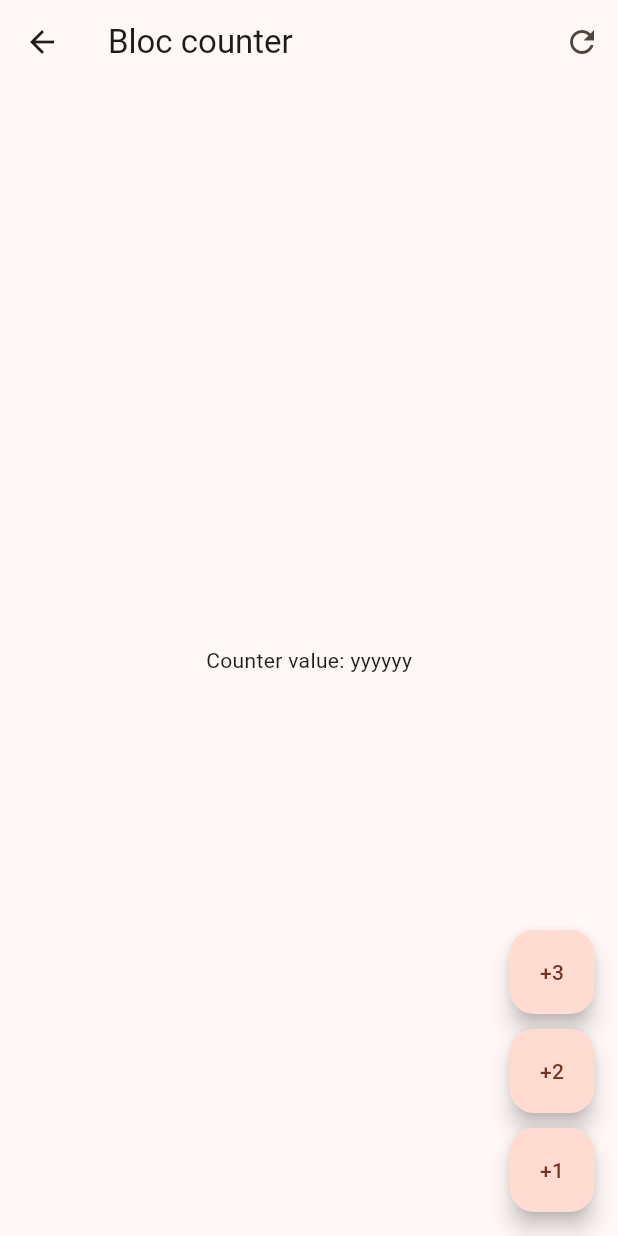
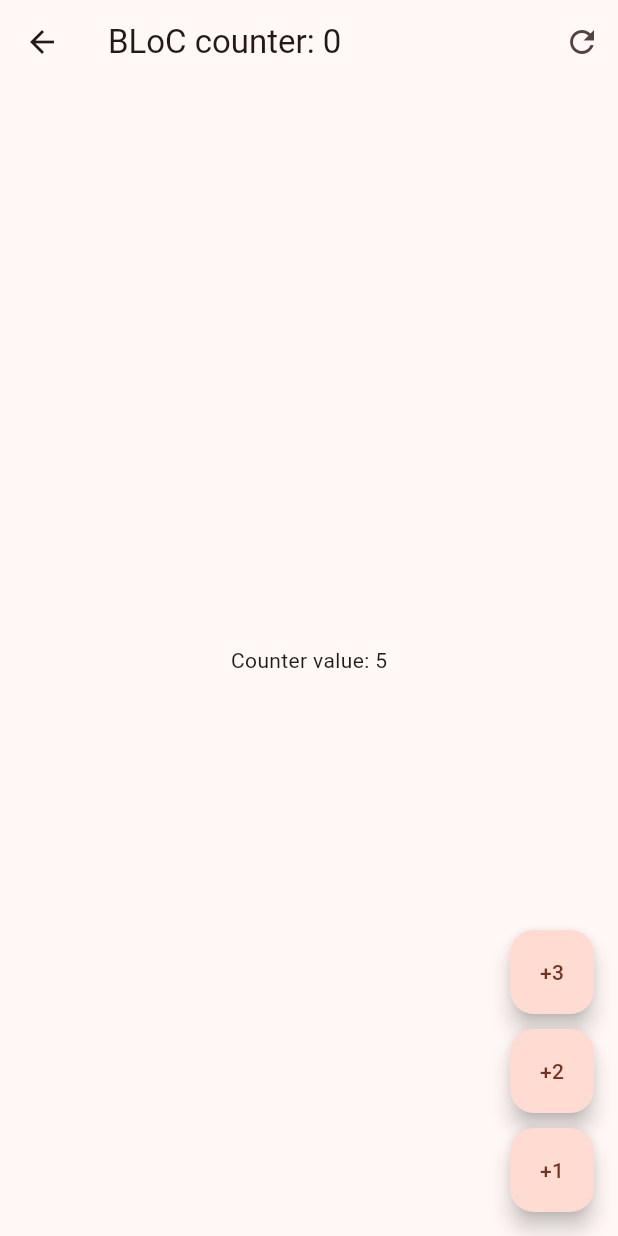
Before and after one commit to imdidier/forms_app, a Flutter app: the screen it shows after launch, after a tap on "Bloc", on a phone screen of 412 x 824 dp. Run offline on Flutter 3.47's test engine with Material 2 defaults, Android fonts, the phone set to English and light mode, and no system bars; our stand-ins replace equatable, flutter_bloc, go_router.

Commit message:
Conociendo BLoC con contador

```diff
--- /dev/null
+++ b/lib/ui/blocs/counter_bloc/counter_bloc_bloc.dart
@@ -0,0 +1,29 @@
+import 'package:equatable/equatable.dart';
+import 'package:flutter_bloc/flutter_bloc.dart';
+
+part 'counter_bloc_event.dart';
+part 'counter_bloc_state.dart';
+
+class CounterBloc extends Bloc<CounterEvent, CounterState> {
+  CounterBloc() : super(const CounterState()) {
+    on<CounterIncreased>(_onCounterIncreased);
+    on<CounterReset>(_onCounterResed);
+  }
+
+  void _onCounterIncreased(CounterIncreased event, Emitter<CounterState> emit) {
+    emit(
+      state.copyWith(
+        counter: state.counter + event.value,
+        transactionCount: state.transactionCount + 1,
+      ),
+    );
+  }
+
+  void _onCounterResed(CounterReset event, Emitter<CounterState> emit) {
+    emit(
+      state.copyWith(
+        counter: 0,
+      ),
+    );
+  }
+}
--- /dev/null
+++ b/lib/ui/blocs/counter_bloc/counter_bloc_event.dart
@@ -0,0 +1,14 @@
+part of 'counter_bloc_bloc.dart';
+
+abstract class CounterEvent {
+  const CounterEvent();
+}
+
+class CounterIncreased extends CounterEvent {
+  final int value;
+  const CounterIncreased(this.value);
+}
+
+class CounterReset extends CounterEvent {
+  const CounterReset();
+}
--- /dev/null
+++ b/lib/ui/blocs/counter_bloc/counter_bloc_state.dart
@@ -0,0 +1,19 @@
+part of 'counter_bloc_bloc.dart';
+
+class CounterState extends Equatable {
+  final int counter;
+  final int transactionCount;
+  const CounterState({this.counter = 5, this.transactionCount = 0});
+
+  CounterState copyWith({
+    int? counter,
+    int? transactionCount,
+  }) =>
+      CounterState(
+        counter: counter ?? this.counter,
+        transactionCount: transactionCount ?? this.transactionCount,
+      );
+
+  @override
+  List<Object> get props => [counter, transactionCount];
+}
--- a/lib/ui/screens/bloc_counter.dart
+++ b/lib/ui/screens/bloc_counter.dart
@@ -1,41 +1,67 @@
 import 'package:flutter/material.dart';
+import 'package:flutter_bloc/flutter_bloc.dart';
+import 'package:forms_app/ui/blocs/counter_bloc/counter_bloc_bloc.dart';
 
 class BlocCounterScreen extends StatelessWidget {
   const BlocCounterScreen({super.key});
 
   @override
   Widget build(BuildContext context) {
+    return BlocProvider(
+      create: (context) => CounterBloc(),
+      child: const _BlocCounterView(),
+    );
+  }
+}
+
+class _BlocCounterView extends StatelessWidget {
+  const _BlocCounterView();
+
+  void increasedCounterBy(BuildContext context, [int value = 1]) {
+    context.read<CounterBloc>().add(CounterIncreased(value));
+  }
+
+  @override
+  Widget build(BuildContext context) {
     return Scaffold(
       appBar: AppBar(
-        title: const Text('Bloc counter'),
+        title: context.select(
+          (CounterBloc counterBloc) => Text(
+            'BLoC counter: ${counterBloc.state.transactionCount}',
+          ),
+        ),
         actions: [
           IconButton(
-            onPressed: () {},
+            onPressed: () =>
+                context.read<CounterBloc>().add(const CounterReset()),
             icon: const Icon(Icons.refresh_outlined),
           )
         ],
       ),
-      body: const Center(
-        child: Text('Counter value: yyyyyy'),
+      body: Center(
+        child: context.select(
+          (CounterBloc counterBloc) =>
+              Text('Counter value: ${counterBloc.state.counter}'),
+        ),
       ),
       floatingActionButton: Column(
         mainAxisAlignment: MainAxisAlignment.end,
         children: [
           FloatingActionButton(
             heroTag: '1',
-            onPressed: () {},
+            onPressed: () => increasedCounterBy(context, 3),
             child: const Text('+3'),
           ),
           const SizedBox(height: 10),
           FloatingActionButton(
             heroTag: '2',
-            onPressed: () {},
+            onPressed: () => increasedCounterBy(context, 2),
             child: const Text('+2'),
           ),
           const SizedBox(height: 10),
           FloatingActionButton(
             heroTag: '3',
-            onPressed: () {},
+            onPressed: () => increasedCounterBy(context),
             child: const Text('+1'),
           ),
         ],
--- a/lib/ui/screens/home.dart
+++ b/lib/ui/screens/home.dart
@@ -21,6 +21,10 @@ class HomeScreen extends StatelessWidget {
             trailing: const Icon(Icons.arrow_forward_ios_outlined),
             onTap: () => context.push('/bloc'),
           ),
+          const Padding(
+            padding: EdgeInsets.symmetric(horizontal: 10),
+            child: Divider(),
+          )
         ],
       ),
     );
```
